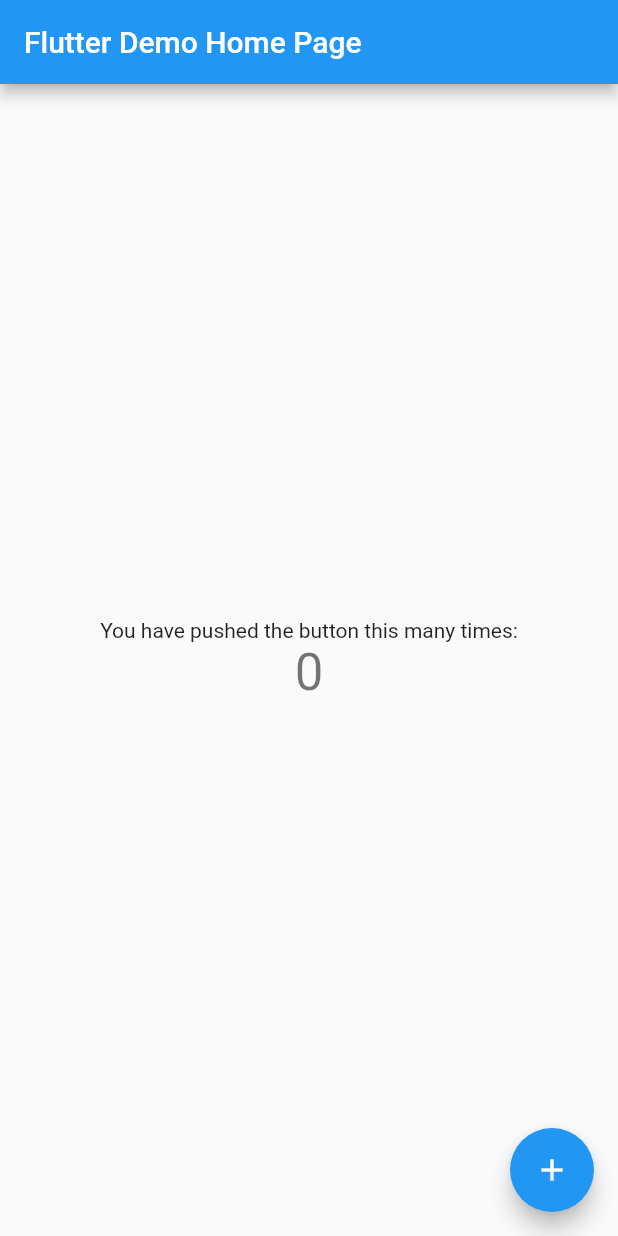
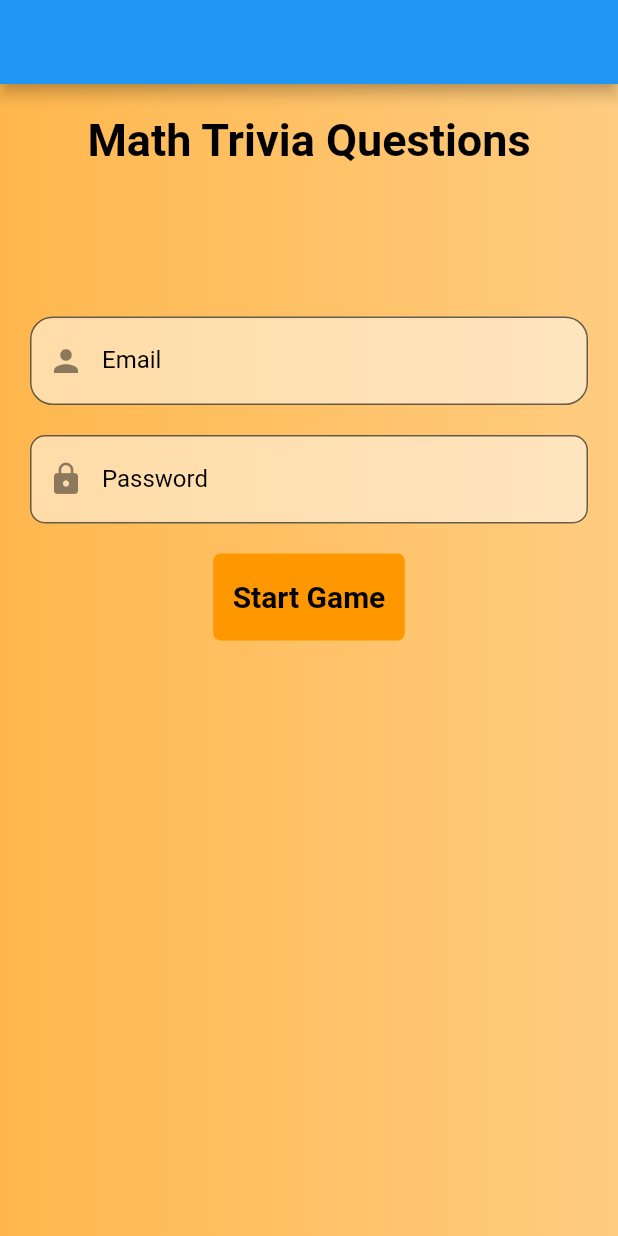
Before and after one commit to miamonts/mobileapp, a Flutter app: the screen it shows after launch, on a phone screen of 412 x 824 dp. Run offline on Flutter 3.47's test engine with Material 2 defaults, Android fonts, the phone set to English and light mode, and no system bars; missing offline and left inert: new_post.

Commit message:
added changes to main

```diff
--- /dev/null
+++ b/mobileapp/lib/database.dart
@@ -0,0 +1,12 @@
+import 'package:http/http.dart' as http;
+//import 'package:new_post/quizpage.dart';
+
+signup(username, password) async {
+  var posturl = 'https://flutter-database.herokuapp.com/users';
+  var response = await http.post(Uri.parse(posturl), body: {
+    "username": username,
+    "password": password,
+  });
+  print(response.body);
+}
+//"score": finalScore
--- a/mobileapp/lib/main.dart
+++ b/mobileapp/lib/main.dart
@@ -1,4 +1,7 @@
 import 'package:flutter/material.dart';
+import 'package:flutter/rendering.dart';
+import 'package:http/http.dart' as http;
+import 'quizpage.dart';
 
 void main() {
   runApp(MyApp());
@@ -11,103 +14,154 @@
     return MaterialApp(
       title: 'Flutter Demo',
       theme: ThemeData(
-        // This is the theme of your application.
-        //
-        // Try running your application with "flutter run". You'll see the
-        // application has a blue toolbar. Then, without quitting the app, try
-        // changing the primarySwatch below to Colors.green and then invoke
-        // "hot reload" (press "r" in the console where you ran "flutter run",
-        // or simply save your changes to "hot reload" in a Flutter IDE).
-        // Notice that the counter didn't reset back to zero; the application
-        // is not restarted.
-        primarySwatch: Colors.blue,
+        primarySwatch: Colors.orange,
       ),
-      home: MyHomePage(title: 'Flutter Demo Home Page'),
+      home: LoginPage(),
     );
   }
 }
 
-class MyHomePage extends StatefulWidget {
-  MyHomePage({Key key, this.title}) : super(key: key);
-
-  // This widget is the home page of your application. It is stateful, meaning
-  // that it has a State object (defined below) that contains fields that affect
-  // how it looks.
-
-  // This class is the configuration for the state. It holds the values (in this
-  // case the title) provided by the parent (in this case the App widget) and
-  // used by the build method of the State. Fields in a Widget subclass are
-  // always marked "final".
-
-  final String title;
-
+class LoginPage extends StatefulWidget {
   @override
-  _MyHomePageState createState() => _MyHomePageState();
+  _LoginPageState createState() => _LoginPageState();
 }
 
-class _MyHomePageState extends State<MyHomePage> {
-  int _counter = 0;
+class _LoginPageState extends State<LoginPage> {
+  String username;
+  String password;
 
-  void _incrementCounter() {
-    setState(() {
-      // This call to setState tells the Flutter framework that something has
-      // changed in this State, which causes it to rerun the build method below
-      // so that the display can reflect the updated values. If we changed
-      // _counter without calling setState(), then the build method would not be
-      // called again, and so nothing would appear to happen.
-      _counter++;
-    });
+  TextEditingController usernameController = new TextEditingController();
+  TextEditingController passwordController = new TextEditingController();
+  final _formKey = GlobalKey<FormState>();
+
+  signup(email, password) async {
+    var posturl = 'https://flutter-database.herokuapp.com/users';
+    var response = await http.post(Uri.parse(posturl),
+        body: {"username": username, "password": password});
+    print(response.body);
   }
 
   @override
   Widget build(BuildContext context) {
-    // This method is rerun every time setState is called, for instance as done
-    // by the _incrementCounter method above.
-    //
-    // The Flutter framework has been optimized to make rerunning build methods
-    // fast, so that you can just rebuild anything that needs updating rather
-    // than having to individually change instances of widgets.
-    return Scaffold(
-      appBar: AppBar(
-        // Here we take the value from the MyHomePage object that was created by
-        // the App.build method, and use it to set our appbar title.
-        title: Text(widget.title),
+    return MaterialApp(
+      title: "Math Trivia Question",
+      home: Scaffold(
+          resizeToAvoidBottomInset: false,
+          appBar: AppBar(),
+          body: Stack(
+            children: [
+              new Container(
+                padding: EdgeInsets.all(20),
+                alignment: Alignment.center,
+                decoration: BoxDecoration(
+                    gradient: LinearGradient(
+                  colors: [
+                    Colors.orange[300],
+                    Colors.orange[200],
+                  ],
+                )),
+                child: Form(
+                  key: _formKey,
+                  child: new Column(
+                    children: <Widget>[
+                      Text('Math Trivia Questions',
+                          style: TextStyle(
+                              fontSize: 30,
+                              fontWeight: FontWeight.bold,
+                              color: Colors.black)),
+                      SizedBox(
+                        height: 100,
                       ),
-      body: Center(
-        // Center is a layout widget. It takes a single child and positions it
-        // in the middle of the parent.
-        child: Column(
-          // Column is also a layout widget. It takes a list of children and
-          // arranges them vertically. By default, it sizes itself to fit its
-          // children horizontally, and tries to be as tall as its parent.
-          //
-          // Invoke "debug painting" (press "p" in the console, choose the
-          // "Toggle Debug Paint" action from the Flutter Inspector in Android
-          // Studio, or the "Toggle Debug Paint" command in Visual Studio Code)
-          // to see the wireframe for each widget.
-          //
-          // Column has various properties to control how it sizes itself and
-          // how it positions its children. Here we use mainAxisAlignment to
-          // center the children vertically; the main axis here is the vertical
-          // axis because Columns are vertical (the cross axis would be
-          // horizontal).
-          mainAxisAlignment: MainAxisAlignment.center,
-          children: <Widget>[
-            Text(
-              'You have pushed the button this many times:',
+                      new TextFormField(
+                          controller: usernameController,
+                          validator: (value) {
+                            return value.isNotEmpty
+                                ? null
+                                : "Email should not be empty.";
+                          },
+                          onChanged: (value) {
+                            username = value;
+                          },
+                          decoration: InputDecoration(
+                            border: OutlineInputBorder(
+                              borderRadius: BorderRadius.circular(15.0),
                             ),
-            Text(
-              '$_counter',
-              style: Theme.of(context).textTheme.headline4,
+                            hintText: "Enter Email",
+                            labelText: 'Email',
+                            prefixIcon: Icon(Icons.person),
+                            labelStyle: TextStyle(
+                              color: Colors.black,
                             ),
+                            filled: true,
+                            fillColor: Colors.white70.withOpacity(0.5),
+                          )),
+                      SizedBox(height: 20),
+                      new TextFormField(
+                        controller: passwordController,
+                        validator: (value) {
+                          return value.isNotEmpty
+                              ? null
+                              : "Password should not be empty.";
+                        },
+                        onChanged: (value) {
+                          password = value;
+                        },
+                        obscureText: true,
+                        decoration: InputDecoration(
+                          border: OutlineInputBorder(
+                            borderRadius: BorderRadius.circular(10.0),
+                          ),
+                          filled: true,
+                          fillColor: Colors.white70.withOpacity(0.5),
+                          hintText: 'Enter Password',
+                          prefixIcon: Icon(Icons.lock),
+                          labelText: 'Password',
+                          labelStyle: TextStyle(
+                            color: Colors.black,
+                          ),
+                        ),
+                      ),
+                      SizedBox(height: 20),
+                      Container(
+                        padding: EdgeInsets.all(5),
+                        // height: 30,
+                        decoration: BoxDecoration(
+                          borderRadius: BorderRadius.circular(5),
+                          color: Colors.orange,
+                        ),
+
+                        child: TextButton(
+                          onPressed: () async {
+                            if (_formKey.currentState.validate()) {
+                              print(username);
+                              print(password);
+                              username = usernameController.text;
+                              password = passwordController.text;
+                              //signup(username, password);
+                              Navigator.push(
+                                  context,
+                                  MaterialPageRoute(
+                                      builder: (context) => Math(
+                                            username: username,
+                                            password: password,
+                                          )));
+                            }
+                          },
+                          child: Text(
+                            "Start Game",
+                            style: TextStyle(
+                                fontWeight: FontWeight.bold,
+                                fontSize: 20,
+                                color: Colors.black),
+                          ),
+                        ),
+                      )
                     ],
                   ),
                 ),
-      floatingActionButton: FloatingActionButton(
-        onPressed: _incrementCounter,
-        tooltip: 'Increment',
-        child: Icon(Icons.add),
-      ), // This trailing comma makes auto-formatting nicer for build methods.
+              ),
+            ],
+          )),
     );
   }
 }
```
Also changed, not shown: mobileapp/lib/quizpage.dart (added, +315 -0 lines), mobileapp/lib/scorepage.dart (added, +124 -0 lines). Lines whose indentation alone changed are shown as unchanged.
